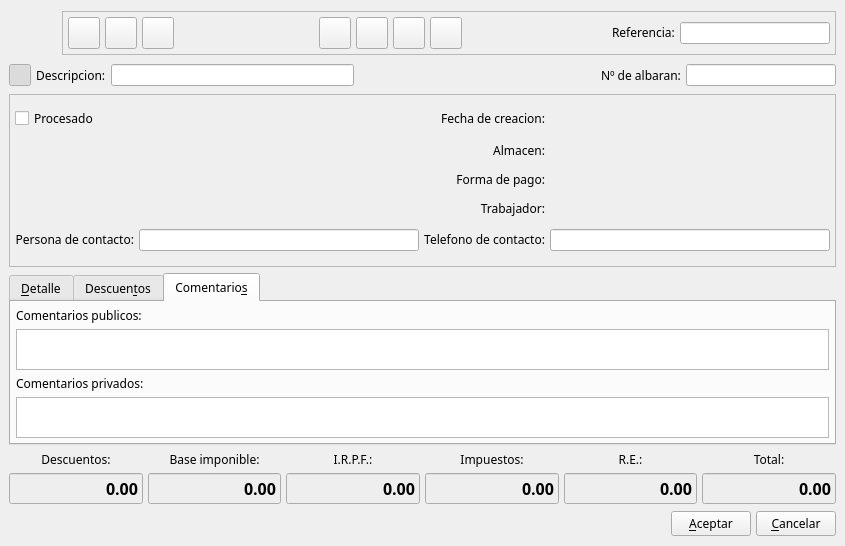
First picture: the form in bulmages/bulmafact/src/albaranclientebase.ui, repository eboladev/Bulmages-1, before the edit.
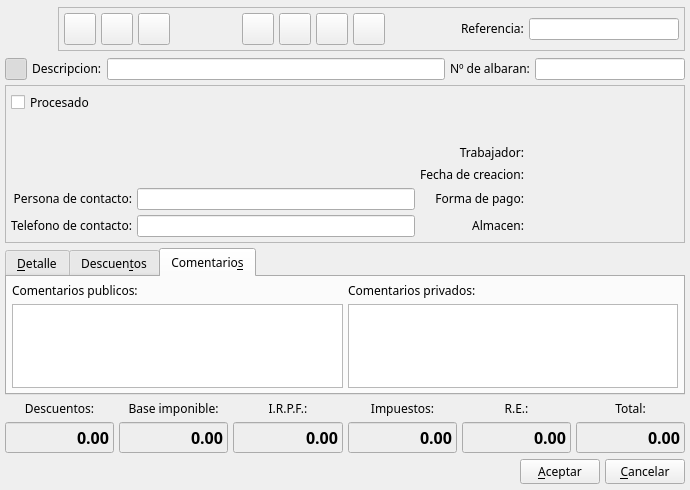
Second picture: the form after the edit. The open tabs and pages were chosen to show the change. Icons and pictures are not drawn. Custom widgets are drawn as their Qt base class.

Patch:
```diff
--- a/bulmages/bulmafact/src/albaranclientebase.ui
+++ b/bulmages/bulmafact/src/albaranclientebase.ui
@@ -5,8 +5,8 @@
    <rect>
     <x>0</x>
     <y>0</y>
-    <width>845</width>
-    <height>546</height>
+    <width>690</width>
+    <height>490</height>
    </rect>
   </property>
   <property name="windowTitle" >
@@ -15,14 +15,123 @@
   <property name="windowIcon" >
    <iconset resource="../../bulmages.qrc" >:/Bulmafact48x48/images/png/48x48/i_bulmages_ventas_albaran.48x48.png</iconset>
   </property>
+  <layout class="QGridLayout" >
+   <property name="margin" >
+    <number>5</number>
+   </property>
+   <property name="spacing" >
+    <number>5</number>
+   </property>
+   <item row="3" column="0" >
+    <widget class="QTabWidget" name="discounts" >
+     <property name="sizePolicy" >
+      <sizepolicy>
+       <hsizetype>7</hsizetype>
+       <vsizetype>13</vsizetype>
+       <horstretch>0</horstretch>
+       <verstretch>0</verstretch>
+      </sizepolicy>
+     </property>
+     <property name="font" >
+      <font>
+       <family>Sans Serif</family>
+       <pointsize>9</pointsize>
+       <weight>50</weight>
+       <italic>false</italic>
+       <bold>false</bold>
+       <underline>false</underline>
+       <strikeout>false</strikeout>
+      </font>
+     </property>
+     <property name="currentIndex" >
+      <number>0</number>
+     </property>
+     <widget class="QWidget" name="tab1" >
+      <attribute name="title" >
+       <string>&amp;Detalle</string>
+      </attribute>
+      <layout class="QGridLayout" >
+       <property name="margin" >
+        <number>5</number>
+       </property>
+       <property name="spacing" >
+        <number>5</number>
+       </property>
+       <item row="0" column="0" >
+        <widget class="ListLinAlbaranClienteView" native="1" name="subform2" />
+       </item>
+      </layout>
+     </widget>
+     <widget class="QWidget" name="Tab2" >
+      <attribute name="title" >
+       <string>Descuen&amp;tos</string>
+      </attribute>
   <layout class="QVBoxLayout" >
    <property name="margin" >
-    <number>9</number>
+        <number>5</number>
    </property>
    <property name="spacing" >
-    <number>6</number>
+        <number>5</number>
    </property>
    <item>
+        <widget class="ListDescuentoAlbaranClienteView" native="1" name="m_descuentos" />
+       </item>
+      </layout>
+     </widget>
+     <widget class="QWidget" name="tab3" >
+      <attribute name="title" >
+       <string>Comentario&amp;s</string>
+      </attribute>
+      <layout class="QGridLayout" >
+       <property name="margin" >
+        <number>5</number>
+       </property>
+       <property name="spacing" >
+        <number>5</number>
+       </property>
+       <item row="0" column="0" >
+        <widget class="QLabel" name="label8" >
+         <property name="text" >
+          <string>Comentarios publicos:</string>
+         </property>
+        </widget>
+       </item>
+       <item row="0" column="1" >
+        <widget class="QLabel" name="label9" >
+         <property name="text" >
+          <string>Comentarios privados:</string>
+         </property>
+        </widget>
+       </item>
+       <item row="1" column="1" >
+        <widget class="QTextEdit" name="m_comentprivalbaran" >
+         <property name="sizePolicy" >
+          <sizepolicy>
+           <hsizetype>7</hsizetype>
+           <vsizetype>5</vsizetype>
+           <horstretch>0</horstretch>
+           <verstretch>0</verstretch>
+          </sizepolicy>
+         </property>
+        </widget>
+       </item>
+       <item row="1" column="0" >
+        <widget class="QTextEdit" name="m_comentalbaran" >
+         <property name="sizePolicy" >
+          <sizepolicy>
+           <hsizetype>7</hsizetype>
+           <vsizetype>5</vsizetype>
+           <horstretch>0</horstretch>
+           <verstretch>0</verstretch>
+          </sizepolicy>
+         </property>
+        </widget>
+       </item>
+      </layout>
+     </widget>
+    </widget>
+   </item>
+   <item row="0" column="0" >
     <layout class="QHBoxLayout" >
      <property name="margin" >
       <number>0</number>
@@ -415,7 +524,7 @@
      </item>
     </layout>
    </item>
-   <item>
+   <item row="1" column="0" >
     <layout class="QHBoxLayout" >
      <property name="margin" >
       <number>0</number>
@@ -499,22 +608,6 @@
        </property>
       </widget>
      </item>
-     <item>
-      <spacer>
-       <property name="orientation" >
-        <enum>Qt::Horizontal</enum>
-       </property>
-       <property name="sizeType" >
-        <enum>QSizePolicy::MinimumExpanding</enum>
-       </property>
-       <property name="sizeHint" >
-        <size>
-         <width>135</width>
-         <height>25</height>
-        </size>
-       </property>
-      </spacer>
-     </item>
      <item>
       <widget class="QLabel" name="label7" >
        <property name="sizePolicy" >
@@ -561,193 +654,29 @@
      </item>
     </layout>
    </item>
-   <item>
-    <widget class="QFrame" name="frame" >
-     <property name="sizePolicy" >
-      <sizepolicy>
-       <hsizetype>7</hsizetype>
-       <vsizetype>5</vsizetype>
-       <horstretch>0</horstretch>
-       <verstretch>0</verstretch>
-      </sizepolicy>
-     </property>
-     <property name="minimumSize" >
-      <size>
-       <width>16</width>
-       <height>115</height>
-      </size>
-     </property>
-     <property name="frameShape" >
-      <enum>QFrame::StyledPanel</enum>
-     </property>
-     <property name="frameShadow" >
-      <enum>QFrame::Raised</enum>
-     </property>
-     <layout class="QGridLayout" >
+   <item row="5" column="0" >
+    <layout class="QHBoxLayout" >
       <property name="margin" >
-       <number>5</number>
-      </property>
-      <property name="spacing" >
-       <number>5</number>
-      </property>
-      <item row="0" column="0" colspan="2" >
-       <widget class="QCheckBox" name="m_procesadoalbaran" >
-        <property name="font" >
-         <font>
-          <family>Sans Serif</family>
-          <pointsize>9</pointsize>
-          <weight>50</weight>
-          <italic>false</italic>
-          <bold>false</bold>
-          <underline>false</underline>
-          <strikeout>false</strikeout>
-         </font>
-        </property>
-        <property name="text" >
-         <string>Procesado</string>
-        </property>
-       </widget>
-      </item>
-      <item rowspan="3" row="1" column="0" colspan="2" >
-       <widget class="BusquedaCliente" native="1" name="m_cliente" >
-        <property name="minimumSize" >
-         <size>
-          <width>250</width>
-          <height>0</height>
-         </size>
-        </property>
-       </widget>
-      </item>
-      <item row="0" column="3" >
-       <widget class="BusquedaFecha" native="1" name="m_fechaalbaran" >
-        <property name="sizePolicy" >
-         <sizepolicy>
-          <hsizetype>5</hsizetype>
-          <vsizetype>0</vsizetype>
-          <horstretch>0</horstretch>
-          <verstretch>0</verstretch>
-         </sizepolicy>
-        </property>
-       </widget>
-      </item>
-      <item row="0" column="2" >
-       <widget class="QLabel" name="label15" >
-        <property name="sizePolicy" >
-         <sizepolicy>
-          <hsizetype>5</hsizetype>
-          <vsizetype>0</vsizetype>
-          <horstretch>0</horstretch>
-          <verstretch>0</verstretch>
-         </sizepolicy>
-        </property>
-        <property name="font" >
-         <font>
-          <family>Sans Serif</family>
-          <pointsize>9</pointsize>
-          <weight>50</weight>
-          <italic>false</italic>
-          <bold>false</bold>
-          <underline>false</underline>
-          <strikeout>false</strikeout>
-         </font>
-        </property>
-        <property name="text" >
-         <string>Fecha de creacion:</string>
-        </property>
-        <property name="alignment" >
-         <set>Qt::AlignRight|Qt::AlignTrailing|Qt::AlignVCenter</set>
-        </property>
-       </widget>
-      </item>
-      <item row="1" column="3" >
-       <widget class="BusquedaAlmacen" native="1" name="m_almacen" >
-        <property name="sizePolicy" >
-         <sizepolicy>
-          <hsizetype>5</hsizetype>
-          <vsizetype>0</vsizetype>
-          <horstretch>0</horstretch>
-          <verstretch>0</verstretch>
-         </sizepolicy>
-        </property>
-       </widget>
-      </item>
-      <item row="1" column="2" >
-       <widget class="QLabel" name="label13" >
-        <property name="sizePolicy" >
-         <sizepolicy>
-          <hsizetype>5</hsizetype>
-          <vsizetype>0</vsizetype>
-          <horstretch>0</horstretch>
-          <verstretch>0</verstretch>
-         </sizepolicy>
-        </property>
-        <property name="font" >
-         <font>
-          <family>Sans Serif</family>
-          <pointsize>9</pointsize>
-          <weight>50</weight>
-          <italic>false</italic>
-          <bold>false</bold>
-          <underline>false</underline>
-          <strikeout>false</strikeout>
-         </font>
-        </property>
-        <property name="midLineWidth" >
          <number>0</number>
         </property>
-        <property name="text" >
-         <string>Almacen:</string>
-        </property>
-        <property name="alignment" >
-         <set>Qt::AlignRight|Qt::AlignTrailing|Qt::AlignVCenter</set>
-        </property>
-       </widget>
-      </item>
-      <item row="2" column="3" >
-       <widget class="BusquedaFormaPago" native="1" name="m_forma_pago" />
-      </item>
-      <item row="2" column="2" >
-       <widget class="QLabel" name="label12" >
-        <property name="sizePolicy" >
-         <sizepolicy>
-          <hsizetype>5</hsizetype>
-          <vsizetype>0</vsizetype>
-          <horstretch>0</horstretch>
-          <verstretch>0</verstretch>
-         </sizepolicy>
-        </property>
-        <property name="font" >
-         <font>
-          <family>Sans Serif</family>
-          <pointsize>9</pointsize>
-          <weight>50</weight>
-          <italic>false</italic>
-          <bold>false</bold>
-          <underline>false</underline>
-          <strikeout>false</strikeout>
-         </font>
-        </property>
-        <property name="text" >
-         <string>Forma de pago:</string>
-        </property>
-        <property name="alignment" >
-         <set>Qt::AlignRight|Qt::AlignTrailing|Qt::AlignVCenter</set>
-        </property>
-       </widget>
-      </item>
-      <item row="3" column="3" >
-       <widget class="BusquedaTrabajador" native="1" name="m_trabajador" />
-      </item>
-      <item row="3" column="2" >
-       <widget class="QLabel" name="label16" >
-        <property name="sizePolicy" >
-         <sizepolicy>
-          <hsizetype>1</hsizetype>
-          <vsizetype>0</vsizetype>
-          <horstretch>0</horstretch>
-          <verstretch>0</verstretch>
-         </sizepolicy>
-        </property>
+     <property name="spacing" >
+      <number>5</number>
+     </property>
+     <item>
+      <spacer>
+       <property name="orientation" >
+        <enum>Qt::Horizontal</enum>
+       </property>
+       <property name="sizeHint" >
+        <size>
+         <width>371</width>
+         <height>27</height>
+        </size>
+       </property>
+      </spacer>
+     </item>
+     <item>
+      <widget class="QPushButton" name="mui_aceptar" >
         <property name="font" >
          <font>
           <family>Sans Serif</family>
@@ -760,23 +689,12 @@
          </font>
         </property>
         <property name="text" >
-         <string>Trabajador:</string>
-        </property>
-        <property name="alignment" >
-         <set>Qt::AlignRight|Qt::AlignTrailing|Qt::AlignVCenter</set>
-        </property>
-       </widget>
-      </item>
-      <item row="4" column="2" >
-       <widget class="QLabel" name="label10" >
-        <property name="sizePolicy" >
-         <sizepolicy>
-          <hsizetype>5</hsizetype>
-          <vsizetype>0</vsizetype>
-          <horstretch>0</horstretch>
-          <verstretch>0</verstretch>
-         </sizepolicy>
-        </property>
+        <string>&amp;Aceptar</string>
+       </property>
+      </widget>
+     </item>
+     <item>
+      <widget class="QPushButton" name="mui_cancelar" >
         <property name="font" >
          <font>
           <family>Sans Serif</family>
@@ -789,195 +707,13 @@
          </font>
         </property>
         <property name="text" >
-         <string>Telefono de contacto:</string>
-        </property>
-        <property name="alignment" >
-         <set>Qt::AlignRight|Qt::AlignTrailing|Qt::AlignVCenter</set>
-        </property>
-       </widget>
+        <string>&amp;Cancelar</string>
+       </property>
+      </widget>
+     </item>
+    </layout>
       </item>
       <item row="4" column="0" >
-       <widget class="QLabel" name="label14" >
-        <property name="sizePolicy" >
-         <sizepolicy>
-          <hsizetype>5</hsizetype>
-          <vsizetype>0</vsizetype>
-          <horstretch>0</horstretch>
-          <verstretch>0</verstretch>
-         </sizepolicy>
-        </property>
-        <property name="font" >
-         <font>
-          <family>Sans Serif</family>
-          <pointsize>9</pointsize>
-          <weight>50</weight>
-          <italic>false</italic>
-          <bold>false</bold>
-          <underline>false</underline>
-          <strikeout>false</strikeout>
-         </font>
-        </property>
-        <property name="text" >
-         <string>Persona de contacto:</string>
-        </property>
-        <property name="alignment" >
-         <set>Qt::AlignRight|Qt::AlignTrailing|Qt::AlignVCenter</set>
-        </property>
-       </widget>
-      </item>
-      <item row="4" column="3" >
-       <widget class="QLineEdit" name="m_telalbaran" />
-      </item>
-      <item row="4" column="1" >
-       <widget class="QLineEdit" name="m_contactalbaran" />
-      </item>
-     </layout>
-    </widget>
-   </item>
-   <item>
-    <widget class="QTabWidget" name="discounts" >
-     <property name="sizePolicy" >
-      <sizepolicy>
-       <hsizetype>7</hsizetype>
-       <vsizetype>13</vsizetype>
-       <horstretch>0</horstretch>
-       <verstretch>0</verstretch>
-      </sizepolicy>
-     </property>
-     <property name="font" >
-      <font>
-       <family>Sans Serif</family>
-       <pointsize>9</pointsize>
-       <weight>50</weight>
-       <italic>false</italic>
-       <bold>false</bold>
-       <underline>false</underline>
-       <strikeout>false</strikeout>
-      </font>
-     </property>
-     <property name="currentIndex" >
-      <number>0</number>
-     </property>
-     <widget class="QWidget" name="tab1" >
-      <attribute name="title" >
-       <string>&amp;Detalle</string>
-      </attribute>
-      <layout class="QGridLayout" >
-       <property name="margin" >
-        <number>5</number>
-       </property>
-       <property name="spacing" >
-        <number>5</number>
-       </property>
-       <item row="0" column="0" >
-        <widget class="ListLinAlbaranClienteView" native="1" name="subform2" />
-       </item>
-      </layout>
-     </widget>
-     <widget class="QWidget" name="Tab2" >
-      <attribute name="title" >
-       <string>Descuen&amp;tos</string>
-      </attribute>
-      <layout class="QVBoxLayout" >
-       <property name="margin" >
-        <number>5</number>
-       </property>
-       <property name="spacing" >
-        <number>5</number>
-       </property>
-       <item>
-        <widget class="ListDescuentoAlbaranClienteView" native="1" name="m_descuentos" />
-       </item>
-      </layout>
-     </widget>
-     <widget class="QWidget" name="tab3" >
-      <attribute name="title" >
-       <string>Comentario&amp;s</string>
-      </attribute>
-      <layout class="QVBoxLayout" >
-       <property name="margin" >
-        <number>5</number>
-       </property>
-       <property name="spacing" >
-        <number>5</number>
-       </property>
-       <item>
-        <layout class="QHBoxLayout" >
-         <property name="margin" >
-          <number>0</number>
-         </property>
-         <property name="spacing" >
-          <number>2</number>
-         </property>
-         <item>
-          <widget class="QLabel" name="label8" >
-           <property name="text" >
-            <string>Comentarios publicos:</string>
-           </property>
-          </widget>
-         </item>
-         <item>
-          <spacer>
-           <property name="orientation" >
-            <enum>Qt::Horizontal</enum>
-           </property>
-           <property name="sizeType" >
-            <enum>QSizePolicy::Expanding</enum>
-           </property>
-           <property name="sizeHint" >
-            <size>
-             <width>371</width>
-             <height>9</height>
-            </size>
-           </property>
-          </spacer>
-         </item>
-        </layout>
-       </item>
-       <item>
-        <widget class="QTextEdit" name="m_comentalbaran" />
-       </item>
-       <item>
-        <layout class="QHBoxLayout" >
-         <property name="margin" >
-          <number>0</number>
-         </property>
-         <property name="spacing" >
-          <number>2</number>
-         </property>
-         <item>
-          <widget class="QLabel" name="label9" >
-           <property name="text" >
-            <string>Comentarios privados:</string>
-           </property>
-          </widget>
-         </item>
-         <item>
-          <spacer>
-           <property name="orientation" >
-            <enum>Qt::Horizontal</enum>
-           </property>
-           <property name="sizeType" >
-            <enum>QSizePolicy::Expanding</enum>
-           </property>
-           <property name="sizeHint" >
-            <size>
-             <width>351</width>
-             <height>9</height>
-            </size>
-           </property>
-          </spacer>
-         </item>
-        </layout>
-       </item>
-       <item>
-        <widget class="QTextEdit" name="m_comentprivalbaran" />
-       </item>
-      </layout>
-     </widget>
-    </widget>
-   </item>
-   <item>
     <layout class="QHBoxLayout" >
      <property name="margin" >
       <number>0</number>
@@ -1635,69 +1371,330 @@
      </item>
     </layout>
    </item>
-   <item>
-    <layout class="QHBoxLayout" >
+   <item row="2" column="0" >
+    <widget class="QFrame" name="frame" >
+     <property name="sizePolicy" >
+      <sizepolicy>
+       <hsizetype>7</hsizetype>
+       <vsizetype>0</vsizetype>
+       <horstretch>0</horstretch>
+       <verstretch>0</verstretch>
+      </sizepolicy>
+     </property>
+     <property name="minimumSize" >
+      <size>
+       <width>16</width>
+       <height>115</height>
+      </size>
+     </property>
+     <property name="frameShape" >
+      <enum>QFrame::StyledPanel</enum>
+     </property>
+     <property name="frameShadow" >
+      <enum>QFrame::Raised</enum>
+     </property>
+     <layout class="QGridLayout" >
      <property name="margin" >
-      <number>0</number>
+       <number>5</number>
      </property>
      <property name="spacing" >
       <number>5</number>
      </property>
-     <item>
+      <item rowspan="3" row="2" column="0" colspan="2" >
+       <widget class="BusquedaCliente" native="1" name="m_cliente" >
+        <property name="sizePolicy" >
+         <sizepolicy>
+          <hsizetype>7</hsizetype>
+          <vsizetype>5</vsizetype>
+          <horstretch>0</horstretch>
+          <verstretch>0</verstretch>
+         </sizepolicy>
+        </property>
+        <property name="minimumSize" >
+         <size>
+          <width>250</width>
+          <height>0</height>
+         </size>
+        </property>
+       </widget>
+      </item>
+      <item row="3" column="3" >
+       <widget class="BusquedaTrabajador" native="1" name="m_trabajador" >
+        <property name="minimumSize" >
+         <size>
+          <width>150</width>
+          <height>0</height>
+         </size>
+        </property>
+       </widget>
+      </item>
+      <item row="3" column="2" >
+       <widget class="QLabel" name="label16" >
+        <property name="sizePolicy" >
+         <sizepolicy>
+          <hsizetype>1</hsizetype>
+          <vsizetype>0</vsizetype>
+          <horstretch>0</horstretch>
+          <verstretch>0</verstretch>
+         </sizepolicy>
+        </property>
+        <property name="font" >
+         <font>
+          <family>Sans Serif</family>
+          <pointsize>9</pointsize>
+          <weight>50</weight>
+          <italic>false</italic>
+          <bold>false</bold>
+          <underline>false</underline>
+          <strikeout>false</strikeout>
+         </font>
+        </property>
+        <property name="text" >
+         <string>Trabajador:</string>
+        </property>
+        <property name="alignment" >
+         <set>Qt::AlignRight|Qt::AlignTrailing|Qt::AlignVCenter</set>
+        </property>
+       </widget>
+      </item>
+      <item row="4" column="2" >
+       <widget class="QLabel" name="label15" >
+        <property name="sizePolicy" >
+         <sizepolicy>
+          <hsizetype>5</hsizetype>
+          <vsizetype>0</vsizetype>
+          <horstretch>0</horstretch>
+          <verstretch>0</verstretch>
+         </sizepolicy>
+        </property>
+        <property name="font" >
+         <font>
+          <family>Sans Serif</family>
+          <pointsize>9</pointsize>
+          <weight>50</weight>
+          <italic>false</italic>
+          <bold>false</bold>
+          <underline>false</underline>
+          <strikeout>false</strikeout>
+         </font>
+        </property>
+        <property name="text" >
+         <string>Fecha de creacion:</string>
+        </property>
+        <property name="alignment" >
+         <set>Qt::AlignRight|Qt::AlignTrailing|Qt::AlignVCenter</set>
+        </property>
+       </widget>
+      </item>
+      <item row="4" column="3" >
+       <widget class="BusquedaFecha" native="1" name="m_fechaalbaran" >
+        <property name="minimumSize" >
+         <size>
+          <width>150</width>
+          <height>0</height>
+         </size>
+        </property>
+       </widget>
+      </item>
+      <item row="5" column="2" >
+       <widget class="QLabel" name="label12" >
+        <property name="sizePolicy" >
+         <sizepolicy>
+          <hsizetype>5</hsizetype>
+          <vsizetype>0</vsizetype>
+          <horstretch>0</horstretch>
+          <verstretch>0</verstretch>
+         </sizepolicy>
+        </property>
+        <property name="font" >
+         <font>
+          <family>Sans Serif</family>
+          <pointsize>9</pointsize>
+          <weight>50</weight>
+          <italic>false</italic>
+          <bold>false</bold>
+          <underline>false</underline>
+          <strikeout>false</strikeout>
+         </font>
+        </property>
+        <property name="text" >
+         <string>Forma de pago:</string>
+        </property>
+        <property name="alignment" >
+         <set>Qt::AlignRight|Qt::AlignTrailing|Qt::AlignVCenter</set>
+        </property>
+       </widget>
+      </item>
+      <item row="5" column="3" >
+       <widget class="BusquedaFormaPago" native="1" name="m_forma_pago" >
+        <property name="minimumSize" >
+         <size>
+          <width>150</width>
+          <height>0</height>
+         </size>
+        </property>
+       </widget>
+      </item>
+      <item row="6" column="2" >
+       <widget class="QLabel" name="label13" >
+        <property name="sizePolicy" >
+         <sizepolicy>
+          <hsizetype>5</hsizetype>
+          <vsizetype>0</vsizetype>
+          <horstretch>0</horstretch>
+          <verstretch>0</verstretch>
+         </sizepolicy>
+        </property>
+        <property name="font" >
+         <font>
+          <family>Sans Serif</family>
+          <pointsize>9</pointsize>
+          <weight>50</weight>
+          <italic>false</italic>
+          <bold>false</bold>
+          <underline>false</underline>
+          <strikeout>false</strikeout>
+         </font>
+        </property>
+        <property name="midLineWidth" >
+         <number>0</number>
+        </property>
+        <property name="text" >
+         <string>Almacen:</string>
+        </property>
+        <property name="alignment" >
+         <set>Qt::AlignRight|Qt::AlignTrailing|Qt::AlignVCenter</set>
+        </property>
+       </widget>
+      </item>
+      <item row="6" column="3" >
+       <widget class="BusquedaAlmacen" native="1" name="m_almacen" >
+        <property name="minimumSize" >
+         <size>
+          <width>150</width>
+          <height>0</height>
+         </size>
+        </property>
+       </widget>
+      </item>
+      <item row="6" column="0" >
+       <widget class="QLabel" name="label10" >
+        <property name="sizePolicy" >
+         <sizepolicy>
+          <hsizetype>5</hsizetype>
+          <vsizetype>0</vsizetype>
+          <horstretch>0</horstretch>
+          <verstretch>0</verstretch>
+         </sizepolicy>
+        </property>
+        <property name="font" >
+         <font>
+          <family>Sans Serif</family>
+          <pointsize>9</pointsize>
+          <weight>50</weight>
+          <italic>false</italic>
+          <bold>false</bold>
+          <underline>false</underline>
+          <strikeout>false</strikeout>
+         </font>
+        </property>
+        <property name="text" >
+         <string>Telefono de contacto:</string>
+        </property>
+        <property name="alignment" >
+         <set>Qt::AlignRight|Qt::AlignTrailing|Qt::AlignVCenter</set>
+        </property>
+       </widget>
+      </item>
+      <item row="6" column="1" >
+       <widget class="QLineEdit" name="m_telalbaran" />
+      </item>
+      <item row="5" column="1" >
+       <widget class="QLineEdit" name="m_contactalbaran" />
+      </item>
+      <item row="5" column="0" >
+       <widget class="QLabel" name="label14" >
+        <property name="sizePolicy" >
+         <sizepolicy>
+          <hsizetype>5</hsizetype>
+          <vsizetype>0</vsizetype>
+          <horstretch>0</horstretch>
+          <verstretch>0</verstretch>
+         </sizepolicy>
+        </property>
+        <property name="font" >
+         <font>
+          <family>Sans Serif</family>
+          <pointsize>9</pointsize>
+          <weight>50</weight>
+          <italic>false</italic>
+          <bold>false</bold>
+          <underline>false</underline>
+          <strikeout>false</strikeout>
+         </font>
+        </property>
+        <property name="text" >
+         <string>Persona de contacto:</string>
+        </property>
+        <property name="alignment" >
+         <set>Qt::AlignRight|Qt::AlignTrailing|Qt::AlignVCenter</set>
+        </property>
+       </widget>
+      </item>
+      <item rowspan="2" row="0" column="0" colspan="2" >
+       <widget class="QCheckBox" name="m_procesadoalbaran" >
+        <property name="sizePolicy" >
+         <sizepolicy>
+          <hsizetype>5</hsizetype>
+          <vsizetype>0</vsizetype>
+          <horstretch>0</horstretch>
+          <verstretch>0</verstretch>
+         </sizepolicy>
+        </property>
+        <property name="font" >
+         <font>
+          <family>Sans Serif</family>
+          <pointsize>9</pointsize>
+          <weight>50</weight>
+          <italic>false</italic>
+          <bold>false</bold>
+          <underline>false</underline>
+          <strikeout>false</strikeout>
+         </font>
+        </property>
+        <property name="text" >
+         <string>Procesado</string>
+        </property>
+       </widget>
+      </item>
+      <item row="2" column="2" >
       <spacer>
        <property name="orientation" >
         <enum>Qt::Horizontal</enum>
        </property>
+        <property name="sizeType" >
+         <enum>QSizePolicy::Fixed</enum>
+        </property>
        <property name="sizeHint" >
         <size>
-         <width>371</width>
-         <height>27</height>
+          <width>40</width>
+          <height>20</height>
         </size>
        </property>
       </spacer>
      </item>
-     <item>
-      <widget class="QPushButton" name="mui_aceptar" >
-       <property name="font" >
-        <font>
-         <family>Sans Serif</family>
-         <pointsize>9</pointsize>
-         <weight>50</weight>
-         <italic>false</italic>
-         <bold>false</bold>
-         <underline>false</underline>
-         <strikeout>false</strikeout>
-        </font>
-       </property>
-       <property name="text" >
-        <string>&amp;Aceptar</string>
-       </property>
-      </widget>
-     </item>
-     <item>
-      <widget class="QPushButton" name="mui_cancelar" >
-       <property name="font" >
-        <font>
-         <family>Sans Serif</family>
-         <pointsize>9</pointsize>
-         <weight>50</weight>
-         <italic>false</italic>
-         <bold>false</bold>
-         <underline>false</underline>
-         <strikeout>false</strikeout>
-        </font>
-       </property>
-       <property name="text" >
-        <string>&amp;Cancelar</string>
-       </property>
-      </widget>
-     </item>
-    </layout>
+     </layout>
+    </widget>
    </item>
   </layout>
  </widget>
  <layoutdefault spacing="2" margin="2" />
  <customwidgets>
+  <customwidget>
+   <class>BusquedaReferencia</class>
+   <extends>QLineEdit</extends>
+   <header>busquedareferencia.h</header>
+  </customwidget>
   <customwidget>
    <class>BusquedaFormaPago</class>
    <extends>QWidget</extends>
@@ -1733,11 +1730,6 @@
    <extends>QWidget</extends>
    <header>listlinalbaranclienteview.h</header>
   </customwidget>
-  <customwidget>
-   <class>BusquedaReferencia</class>
-   <extends>QLineEdit</extends>
-   <header>busquedareferencia.h</header>
-  </customwidget>
  </customwidgets>
  <resources>
   <include location="../../bulmages.qrc" />
```
Lines whose indentation alone changed are shown as unchanged.
